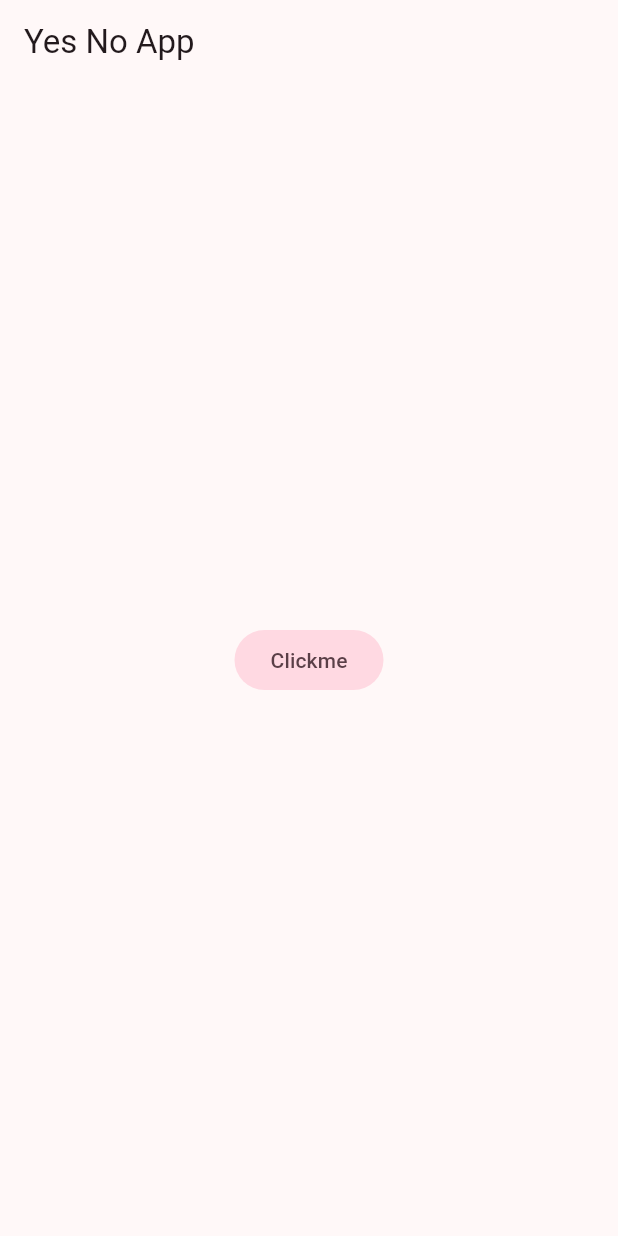
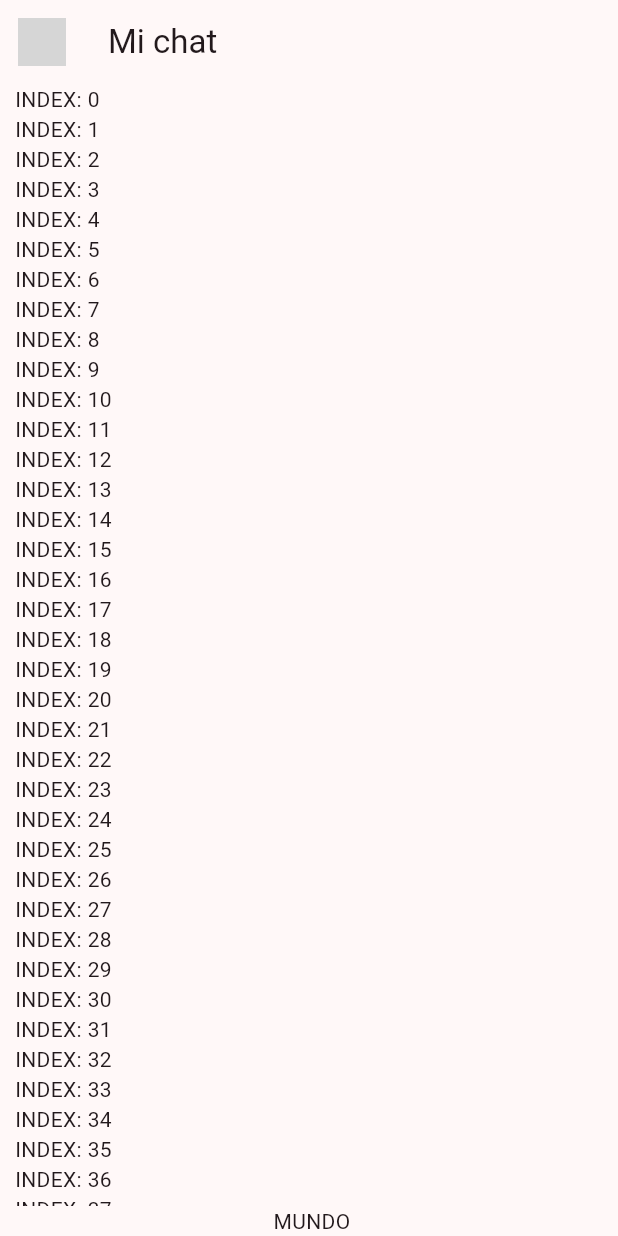
Before and after one commit to JonIriarte/Udemy_Flutter_Fernando_Herrera, a Flutter app: the screen it shows after launch, on a phone screen of 412 x 824 dp. Run offline on Flutter 3.47's test engine with Material 3 defaults, Android fonts, the phone set to English and light mode, and no system bars; network calls fail; grey boxes are pictures that could not be loaded.

Commit message:
69 - > 71: Refactor ChatScreen and create  ListView

```diff
--- a/yes_no_app/lib/main.dart
+++ b/yes_no_app/lib/main.dart
@@ -1,5 +1,6 @@
 import 'package:flutter/material.dart';
 import 'package:yes_no_app/config/theme/app_theme.dart';
+import 'package:yes_no_app/presentation/chat/chat_screen.dart';
 
 void main() => runApp(const MyApp());
 
@@ -11,15 +12,7 @@ class MyApp extends StatelessWidget {
     return MaterialApp(
       title: 'Yes No App',
       theme: AppTheme(selectedColor: 3).theme(),
-      home: Scaffold(
-        appBar: AppBar(
-          title: const Text('Yes No App'),
-        ),
-        body: Center(
-          child: FilledButton.tonal(
-              onPressed: onPressed, child: const Text('Clickme')),
-        ),
-      ),
+      home: const ChatScreen(),
     );
   }
 
--- /dev/null
+++ b/yes_no_app/lib/presentation/chat/chat_screen.dart
@@ -0,0 +1,49 @@
+import "package:flutter/material.dart";
+
+class ChatScreen extends StatelessWidget {
+  const ChatScreen({super.key});
+
+  @override
+  Widget build(BuildContext context) {
+    return Scaffold(
+        appBar: AppBar(
+          title: const Text('Mi chat '),
+          leading: IconButton(
+            icon: const Padding(
+              padding: EdgeInsets.all(4.0),
+              child: CircleAvatar(
+                backgroundImage: NetworkImage(
+                    'https://i2-prod.themirror.com/incoming/article615451.ece/ALTERNATES/s1200d/0_MAIN-OLY_.jpg'),
+              ),
+            ),
+            onPressed: onPressed,
+          ),
+          centerTitle: false,
+        ),
+        body: const _ChatView());
+  }
+
+  void onPressed() {
+    print(' onPressed \n');
+  }
+}
+
+class _ChatView extends StatelessWidget {
+  const _ChatView({
+    super.key,
+  });
+
+  @override
+  Widget build(BuildContext context) {
+    return Padding(
+      padding: const EdgeInsets.symmetric(horizontal: 10.0),
+      child: SafeArea(
+          child: Column(children: [
+        Expanded(child: ListView.builder( itemCount: 100, itemBuilder: (context, index) {
+          return Text('INDEX: $index');
+        },)),
+        const Text('  MUNDO ')
+      ])),
+    );
+  }
+}
```
